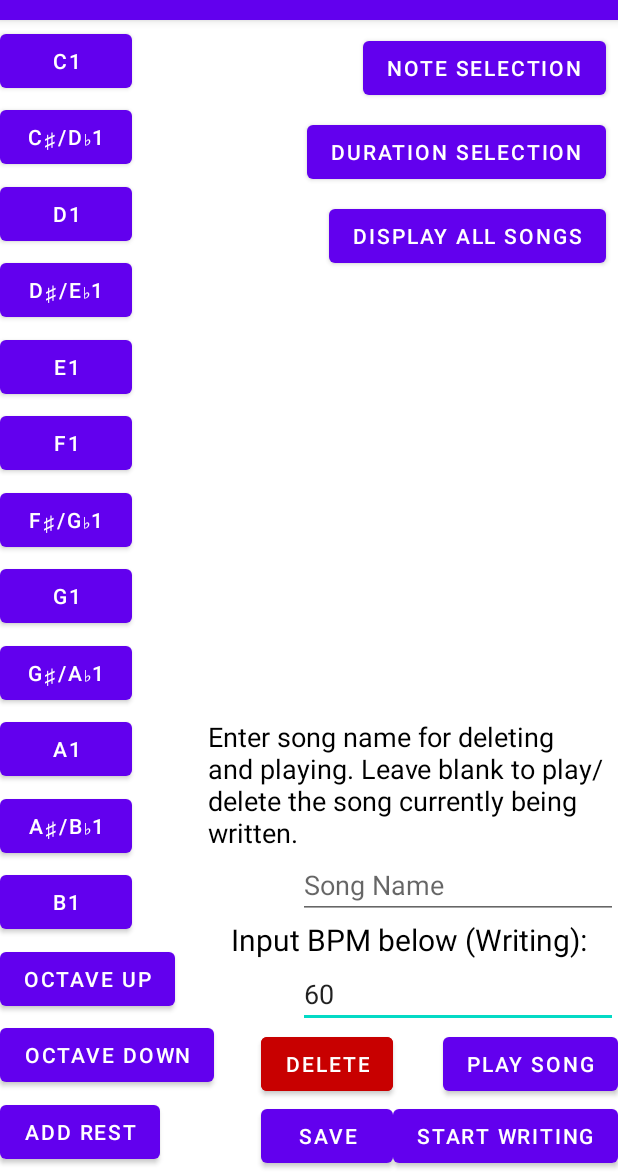
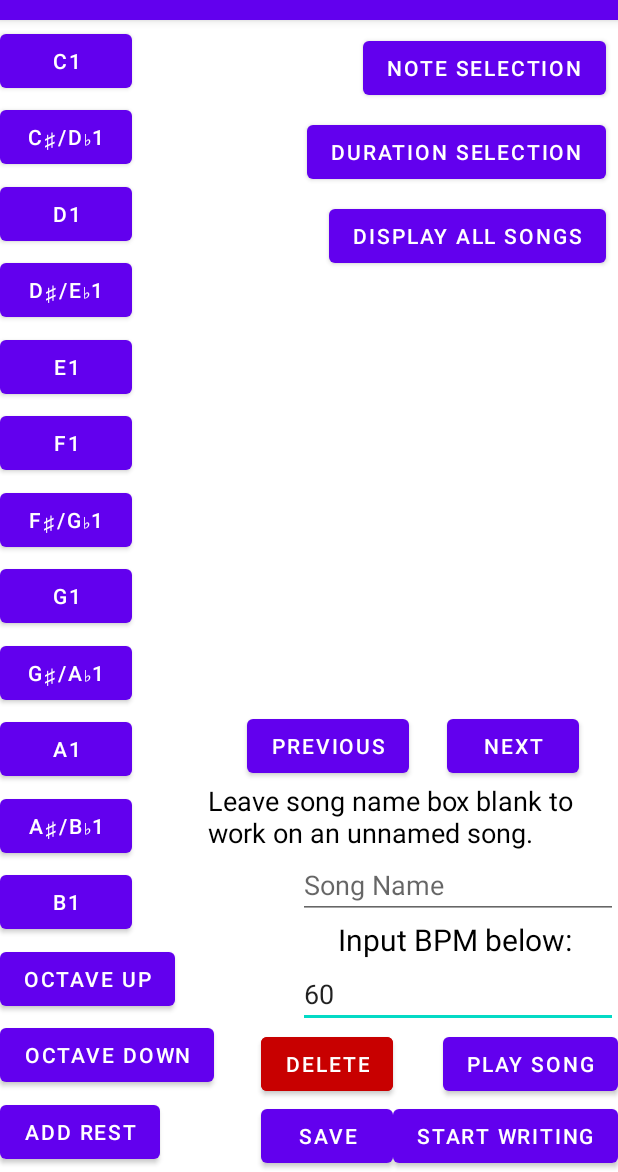
Before and after one commit to JaydenPease/SoundBoard-Project, an Android app: the screen it shows after launch (MainActivity), on a phone screen of 412 x 824 dp, the part 64-1236 px from its top. Run offline under Robolectric (Android 15) with nearby library versions, the phone set to English and light mode, and no system bars; pictures from the network do not load.

Commit message:
create a tutorial

```diff
--- a/app/src/main/res/layout/activity_main.xml
+++ b/app/src/main/res/layout/activity_main.xml
@@ -169,7 +169,7 @@
         android:layout_width="wrap_content"
         android:layout_height="wrap_content"
         app:constraint_referenced_ids="button_main_wholeNote,button_main_halfNote,button_main_quarterNote,button_main_eighthNote,button_main_sixteenthNote,button_main_thirtySecondNote,button_main_instant"
-        tools:visibility="visible" />
+        tools:visibility="gone" />
 
     <Button
         android:id="@+id/button_main_wholeNote"
@@ -254,7 +254,7 @@
         android:id="@+id/textView_main_bpmIndicator"
         android:layout_width="wrap_content"
         android:layout_height="wrap_content"
-        android:text="Input BPM below (Writing):"
+        android:text="Input BPM below:"
         android:textColor="#000000"
         android:textSize="20sp"
         app:layout_constraintBottom_toTopOf="@+id/editText_main_bpm"
@@ -325,14 +325,17 @@
         android:layout_width="wrap_content"
         android:layout_height="wrap_content"
         app:constraint_referenced_ids="guideline_main_endOfDisplayedSongs,textView_main_displayedSongs"
-        tools:visibility="gone" />
+        tools:visibility="visible" />
 
     <androidx.constraintlayout.widget.Guideline
         android:id="@+id/guideline_main_endOfDisplayedSongs"
         android:layout_width="wrap_content"
         android:layout_height="wrap_content"
         android:orientation="vertical"
-        app:layout_constraintGuide_begin="139dp" />
+        app:layout_constraintEnd_toStartOf="@+id/button_main_tutorialPrevious"
+        app:layout_constraintGuide_begin="139dp"
+        app:layout_constraintHorizontal_bias="0.5"
+        app:layout_constraintStart_toStartOf="parent" />
 
     <TextView
         android:id="@+id/textView_main_displayedSongs"
@@ -347,14 +350,34 @@
         tools:text="the greatest song of all time ever" />
 
     <TextView
-        android:id="@+id/textView2"
+        android:id="@+id/textView_main_tutorials"
         android:layout_width="0dp"
         android:layout_height="wrap_content"
-        android:text="Enter song name for deleting and playing. Leave blank to play/delete the song currently being written."
+        android:text="Leave song name box blank to work on an unnamed song."
         android:textColor="#000000"
         android:textSize="18sp"
         app:layout_constraintBottom_toTopOf="@+id/editText_main_songName"
         app:layout_constraintEnd_toEndOf="parent"
         app:layout_constraintStart_toStartOf="@+id/guideline_main_endOfDisplayedSongs" />
 
+    <Button
+        android:id="@+id/button_main_tutorialNext"
+        android:layout_width="wrap_content"
+        android:layout_height="wrap_content"
+        android:text="Next"
+        app:layout_constraintBottom_toTopOf="@+id/textView_main_tutorials"
+        app:layout_constraintEnd_toEndOf="parent"
+        app:layout_constraintHorizontal_bias="0.5"
+        app:layout_constraintStart_toEndOf="@+id/button_main_tutorialPrevious" />
+
+    <Button
+        android:id="@+id/button_main_tutorialPrevious"
+        android:layout_width="wrap_content"
+        android:layout_height="wrap_content"
+        android:text="Previous"
+        app:layout_constraintBottom_toTopOf="@+id/textView_main_tutorials"
+        app:layout_constraintEnd_toStartOf="@+id/button_main_tutorialNext"
+        app:layout_constraintHorizontal_bias="0.5"
+        app:layout_constraintStart_toEndOf="@+id/guideline_main_endOfDisplayedSongs" />
+
 </androidx.constraintlayout.widget.ConstraintLayout>
```
Also changed, not shown: app/src/main/java/com/mistershorr/soundboard/MainActivity.kt (+69 -21 lines).
